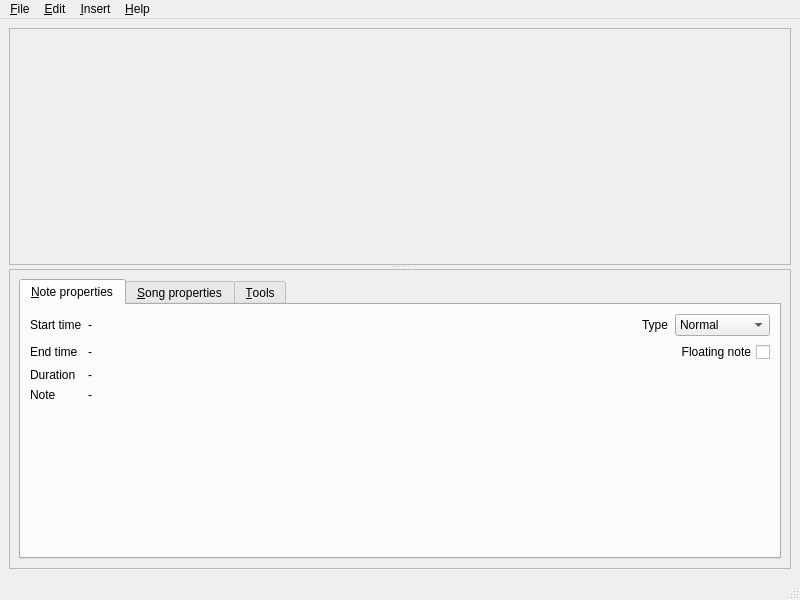
Before: the Qt Designer form editor.ui in performous/composer, drawn with Qt 5.
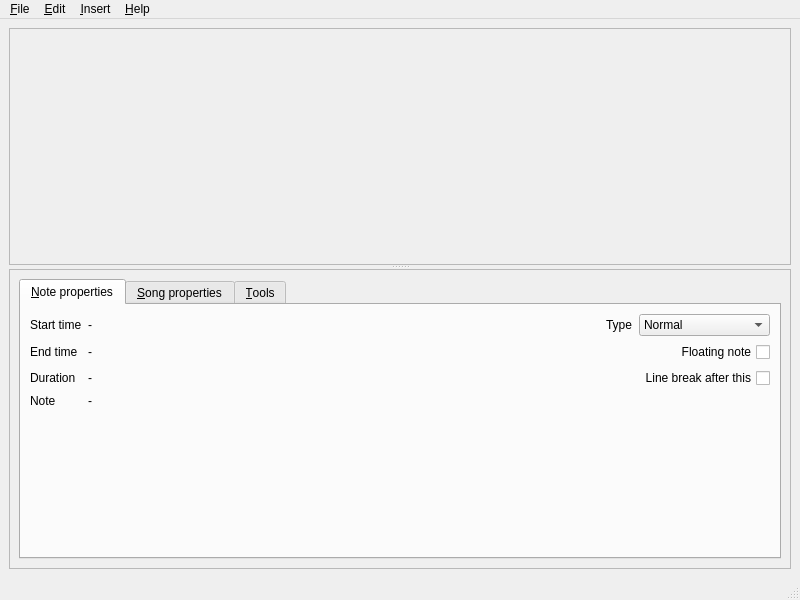
After: the same form once the commit is applied.

Commit message: Make it possible to set line breaks from the UI.

The edit to the form file:
```diff
--- a/editor.ui
+++ b/editor.ui
@@ -217,6 +217,16 @@
               </property>
              </spacer>
             </item>
+            <item row="2" column="5">
+             <widget class="QCheckBox" name="chkLineBreak">
+              <property name="layoutDirection">
+               <enum>Qt::RightToLeft</enum>
+              </property>
+              <property name="text">
+               <string>Line break after this</string>
+              </property>
+             </widget>
+            </item>
            </layout>
           </widget>
           <widget class="QWidget" name="tabSong">
```
The commit also changes 3 other files.
